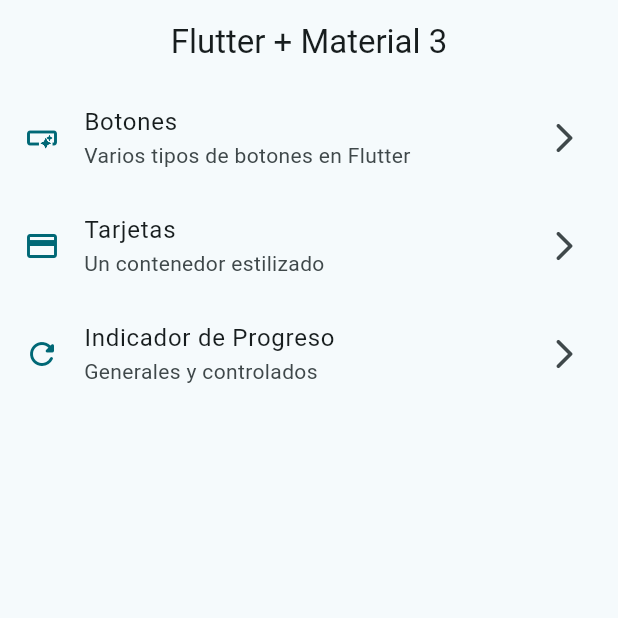
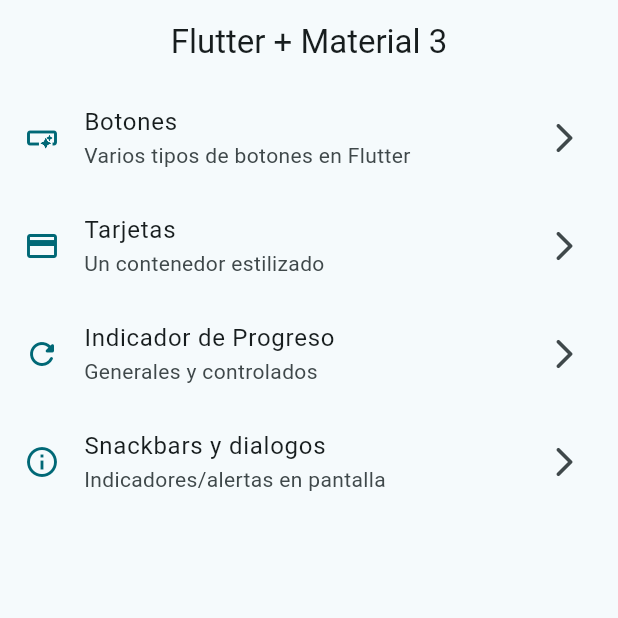
Before and after one commit to sebasmrl/widgets_app, a Flutter app: the screen it shows after launch, on a phone screen of 412 x 824 dp, the top half of it. Run offline on Flutter 3.47's test engine with Material 3 defaults, Android fonts, the phone set to English and light mode, and no system bars; our stand-ins replace go_router.

```diff
--- a/lib/config/menu/menu_items.dart
+++ b/lib/config/menu/menu_items.dart
@@ -33,5 +33,11 @@ class MenuItem{
       link: '/progress',
       icon: Icons.refresh_rounded
     ),
+    MenuItem(
+      title: 'Snackbars y dialogos',
+      subtitle: 'Indicadores/alertas en pantalla',
+      link: '/snackbars',
+      icon: Icons.info_outline
+    ),
 
   ];
--- a/lib/config/router/app_router.dart
+++ b/lib/config/router/app_router.dart
@@ -25,5 +25,10 @@ final appRouter = GoRouter(
       path: '/progress',
       builder: (context, state) => const ProgressScreen(),
     ),
+    GoRoute(
+      name: SnackbarScreen.name,
+      path: '/snackbars',
+      builder: (context, state) => const SnackbarScreen(),
+    ),
   ],
 );
--- a/lib/main.dart
+++ b/lib/main.dart
@@ -7,12 +7,16 @@ void main() {
   runApp(const MainApp());
 }
 
+final scaffoldKey = GlobalKey<ScaffoldMessengerState>();
+
 class MainApp extends StatelessWidget {
   const MainApp({super.key});
-
   @override
   Widget build(BuildContext context) {
+
     return  MaterialApp.router(
+      title: 'Flutter Widgets',
+      scaffoldMessengerKey: scaffoldKey,
       routerConfig: appRouter,
       debugShowCheckedModeBanner: false,
       theme: AppTheme( selectedColor: 0).getTheme(),
```
Also changed, not shown: lib/presentation/screens/snackbar/snackbar_screen.dart (+82 -1 lines).
